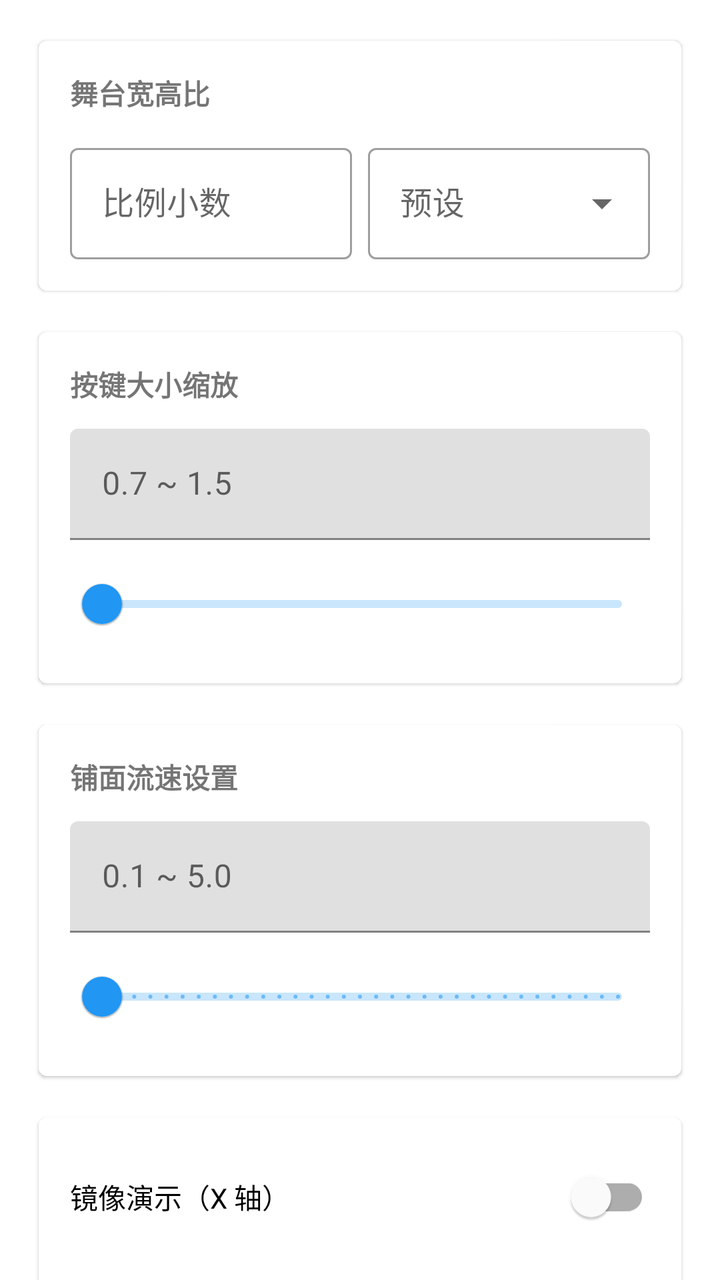
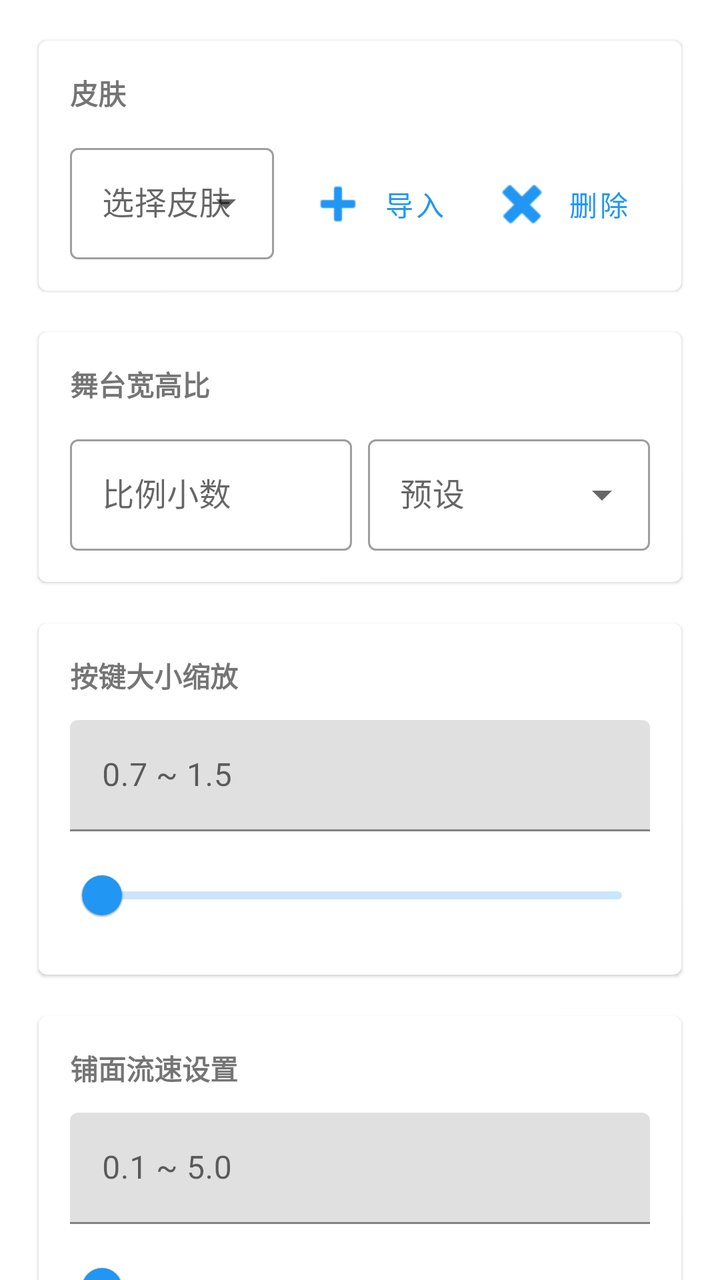

Before-and-after screenshots of an Android layout around one commit, followed by the original layout XML and the change that was made.
<!-- AndroidManifest.xml: application theme Theme.JSRhythmDemo.NoActionBar -->
<!-- res/layout/fragment_select_video.xml -->
<?xml version="1.0" encoding="utf-8"?>
<androidx.core.widget.NestedScrollView xmlns:android="http://schemas.android.com/apk/res/android"
    xmlns:app="http://schemas.android.com/apk/res-auto"
    android:layout_width="match_parent"
    android:layout_height="match_parent"
    android:clipToPadding="false"
    android:paddingBottom="96dp">

    <LinearLayout
        android:layout_width="match_parent"
        android:layout_height="wrap_content"
        android:orientation="vertical"
        android:padding="16dp">

        <com.google.android.material.card.MaterialCardView
            android:layout_width="match_parent"
            android:layout_height="wrap_content"
            android:layout_marginBottom="12dp"
            app:cardUseCompatPadding="true">

            <LinearLayout
                android:layout_width="match_parent"
                android:layout_height="wrap_content"
                android:orientation="vertical"
                android:padding="16dp">

                <TextView
                    android:layout_width="match_parent"
                    android:layout_height="wrap_content"
                    android:text="舞台宽高比"
                    android:textStyle="bold" />

                <LinearLayout
                    android:layout_width="match_parent"
                    android:layout_height="wrap_content"
                    android:layout_marginTop="12dp"
                    android:orientation="horizontal">

                    <com.google.android.material.textfield.TextInputLayout
                        style="@style/Widget.MaterialComponents.TextInputLayout.OutlinedBox"
                        android:layout_width="0dp"
                        android:layout_height="wrap_content"
                        android:layout_weight="1"
                        android:layout_marginEnd="8dp"
                        android:hint="比例小数"
                        app:boxBackgroundMode="outline">

                        <com.google.android.material.textfield.TextInputEditText
                            android:id="@+id/et_aspect_decimal"
                            android:layout_width="match_parent"
                            android:layout_height="wrap_content"
                            android:inputType="numberDecimal" />
                    </com.google.android.material.textfield.TextInputLayout>

                    <com.google.android.material.textfield.TextInputLayout
                        style="@style/Widget.MaterialComponents.TextInputLayout.OutlinedBox.ExposedDropdownMenu"
                        android:layout_width="0dp"
                        android:layout_height="wrap_content"
                        android:layout_weight="1"
                        android:hint="预设"
                        app:boxBackgroundMode="outline"
                        app:endIconMode="dropdown_menu"
                        app:hintEnabled="true">

                        <com.google.android.material.textfield.MaterialAutoCompleteTextView
                            android:id="@+id/act_aspect_preset"
                            android:layout_width="match_parent"
                            android:layout_height="wrap_content"
                            android:inputType="none" />
                    </com.google.android.material.textfield.TextInputLayout>
                </LinearLayout>
            </LinearLayout>
        </com.google.android.material.card.MaterialCardView>

        <com.google.android.material.card.MaterialCardView
            android:layout_width="match_parent"
            android:layout_height="wrap_content"
            android:layout_marginBottom="12dp"
            app:cardUseCompatPadding="true">

            <LinearLayout
                android:layout_width="match_parent"
                android:layout_height="wrap_content"
                android:orientation="vertical"
                android:padding="16dp">

                <TextView
                    android:layout_width="match_parent"
                    android:layout_height="wrap_content"
                    android:text="按键大小缩放"
                    android:textStyle="bold" />

                <com.google.android.material.textfield.TextInputLayout
                    android:layout_width="match_parent"
                    android:layout_height="wrap_content"
                    android:layout_marginTop="12dp">

                    <com.google.android.material.textfield.TextInputEditText
                        android:id="@+id/et_key_scale"
                        android:layout_width="match_parent"
                        android:layout_height="wrap_content"
                        android:hint="0.7 ~ 1.5"
                        android:inputType="numberDecimal" />
                </com.google.android.material.textfield.TextInputLayout>

                <com.google.android.material.slider.Slider
                    android:id="@+id/slider_key_scale"
                    android:layout_width="match_parent"
                    android:layout_height="wrap_content"
                    android:layout_marginTop="8dp"
                    android:valueFrom="0.7"
                    android:valueTo="1.5" />
            </LinearLayout>
        </com.google.android.material.card.MaterialCardView>

        <com.google.android.material.card.MaterialCardView
            android:layout_width="match_parent"
            android:layout_height="wrap_content"
            android:layout_marginBottom="12dp"
            app:cardUseCompatPadding="true">

            <LinearLayout
                android:layout_width="match_parent"
                android:layout_height="wrap_content"
                android:orientation="vertical"
                android:padding="16dp">

                <TextView
                    android:layout_width="match_parent"
                    android:layout_height="wrap_content"
                    android:text="铺面流速设置"
                    android:textStyle="bold" />

                <com.google.android.material.textfield.TextInputLayout
                    android:layout_width="match_parent"
                    android:layout_height="wrap_content"
                    android:layout_marginTop="12dp">

                    <com.google.android.material.textfield.TextInputEditText
                        android:id="@+id/et_scroll_speed"
                        android:layout_width="match_parent"
                        android:layout_height="wrap_content"
                        android:hint="0.1 ~ 5.0"
                        android:inputType="numberDecimal" />
                </com.google.android.material.textfield.TextInputLayout>

                <com.google.android.material.slider.Slider
                    android:id="@+id/slider_scroll_speed"
                    android:layout_width="match_parent"
                    android:layout_height="wrap_content"
                    android:layout_marginTop="8dp"
                    android:stepSize="0.1"
                    android:valueFrom="0.1"
                    android:valueTo="5.0" />
            </LinearLayout>
        </com.google.android.material.card.MaterialCardView>

        <com.google.android.material.card.MaterialCardView
            android:layout_width="match_parent"
            android:layout_height="wrap_content"
            app:cardUseCompatPadding="true">

            <LinearLayout
                android:layout_width="match_parent"
                android:layout_height="wrap_content"
                android:orientation="vertical"
                android:padding="16dp">

                <com.google.android.material.switchmaterial.SwitchMaterial
                    android:id="@+id/sw_mirror_x"
                    android:layout_width="match_parent"
                    android:layout_height="wrap_content"
                    android:text="镜像演示（X 轴）" />

                <com.google.android.material.switchmaterial.SwitchMaterial
                    android:id="@+id/sw_autoplay"
                    android:layout_width="match_parent"
                    android:layout_height="wrap_content"
                    android:layout_marginTop="8dp"
                    android:text="自动演示" />

                <com.google.android.material.switchmaterial.SwitchMaterial
                    android:id="@+id/sw_challenge"
                    android:layout_width="match_parent"
                    android:layout_height="wrap_content"
                    android:layout_marginTop="8dp"
                    android:text="挑战模式" />

                <TextView
                    android:layout_width="match_parent"
                    android:layout_height="wrap_content"
                    android:layout_marginTop="16dp"
                    android:text="背景亮度"
                    android:textStyle="bold" />

                <com.google.android.material.slider.Slider
                    android:id="@+id/slider_bg_dim"
                    android:layout_width="match_parent"
                    android:layout_height="wrap_content"
                    android:layout_marginTop="8dp"
                    android:valueFrom="0"
                    android:valueTo="1" />

                <com.google.android.material.switchmaterial.SwitchMaterial
                    android:id="@+id/sw_low_res"
                    android:layout_width="match_parent"
                    android:layout_height="wrap_content"
                    android:layout_marginTop="16dp"
                    android:text="低分辨率模式" />

                <com.google.android.material.switchmaterial.SwitchMaterial
                    android:id="@+id/sw_antialias"
                    android:layout_width="match_parent"
                    android:layout_height="wrap_content"
                    android:layout_marginTop="8dp"
                    android:text="抗锯齿" />

                <com.google.android.material.switchmaterial.SwitchMaterial
                    android:id="@+id/sw_show_fps"
                    android:layout_width="match_parent"
                    android:layout_height="wrap_content"
                    android:layout_marginTop="8dp"
                    android:text="显示FPS" />

                <com.google.android.material.switchmaterial.SwitchMaterial
                    android:id="@+id/sw_show_debug"
                    android:layout_width="match_parent"
                    android:layout_height="wrap_content"
                    android:layout_marginTop="8dp"
                    android:text="显示调试信息" />

                <com.google.android.material.switchmaterial.SwitchMaterial
                    android:id="@+id/sw_multi_highlight"
                    android:layout_width="match_parent"
                    android:layout_height="wrap_content"
                    android:layout_marginTop="8dp"
                    android:text="多押高亮提示" />

                <com.google.android.material.switchmaterial.SwitchMaterial
                    android:id="@+id/sw_apfc"
                    android:layout_width="match_parent"
                    android:layout_height="wrap_content"
                    android:layout_marginTop="8dp"
                    android:text="AP/FC 指示器" />
            </LinearLayout>
        </com.google.android.material.card.MaterialCardView>
    </LinearLayout>

</androidx.core.widget.NestedScrollView>
<!-- resources referenced by this layout -->
<resources>
  <style name="Theme.JSRhythmDemo.NoActionBar" parent="Theme.MaterialComponents.DayNight.NoActionBar">
          <item name="android:windowFullscreen">true</item>
          <item name="colorPrimary">@color/primary_color</item>
          <item name="colorPrimaryVariant">@color/dark_primary_color</item>
          <item name="colorSecondary">@color/accent_color</item>
          <item name="colorSecondaryVariant">@color/accent_color</item>
          <item name="colorOnPrimary">@color/text_icons</item>
          <item name="colorOnSecondary">@color/primary_text</item>
      </style>
  <color name="primary_color">#2196F3</color>
  <color name="dark_primary_color">#1976D2</color>
  <color name="accent_color">#FFC107</color>
  <color name="text_icons">#FFFFFF</color>
  <color name="primary_text">#212121</color>
</resources>

<!-- the commit's change to res/layout/fragment_select_video.xml (unified diff, before → after) -->
@@ -27,6 +27,70 @@
                 <TextView
                     android:layout_width="match_parent"
                     android:layout_height="wrap_content"
+                    android:text="皮肤"
+                    android:textStyle="bold" />
+
+                <LinearLayout
+                    android:layout_width="match_parent"
+                    android:layout_height="wrap_content"
+                    android:layout_marginTop="12dp"
+                    android:orientation="horizontal">
+
+                    <com.google.android.material.textfield.TextInputLayout
+                        style="@style/Widget.MaterialComponents.TextInputLayout.OutlinedBox.ExposedDropdownMenu"
+                        android:layout_width="0dp"
+                        android:layout_height="wrap_content"
+                        android:layout_weight="1"
+                        android:hint="选择皮肤"
+                        app:boxBackgroundMode="outline"
+                        app:endIconMode="dropdown_menu"
+                        app:hintEnabled="true">
+
+                        <com.google.android.material.textfield.MaterialAutoCompleteTextView
+                            android:id="@+id/act_skin"
+                            android:layout_width="match_parent"
+                            android:layout_height="wrap_content"
+                            android:inputType="none" />
+                    </com.google.android.material.textfield.TextInputLayout>
+
+                    <com.google.android.material.button.MaterialButton
+                        android:id="@+id/btn_skin_import"
+                        android:layout_width="wrap_content"
+                        android:layout_height="wrap_content"
+                        android:layout_marginStart="8dp"
+                        android:text="导入"
+                        android:textSize="14sp"
+                        app:icon="@android:drawable/ic_input_add"
+                        style="@style/Widget.MaterialComponents.Button.TextButton" />
+
+                    <com.google.android.material.button.MaterialButton
+                        android:id="@+id/btn_skin_delete"
+                        android:layout_width="wrap_content"
+                        android:layout_height="wrap_content"
+                        android:layout_marginStart="4dp"
+                        android:text="删除"
+                        android:textSize="14sp"
+                        app:icon="@android:drawable/ic_delete"
+                        style="@style/Widget.MaterialComponents.Button.TextButton" />
+                </LinearLayout>
+            </LinearLayout>
+        </com.google.android.material.card.MaterialCardView>
+
+        <com.google.android.material.card.MaterialCardView
+            android:layout_width="match_parent"
+            android:layout_height="wrap_content"
+            android:layout_marginBottom="12dp"
+            app:cardUseCompatPadding="true">
+
+            <LinearLayout
+                android:layout_width="match_parent"
+                android:layout_height="wrap_content"
+                android:orientation="vertical"
+                android:padding="16dp">
+
+                <TextView
+                    android:layout_width="match_parent"
+                    android:layout_height="wrap_content"
                     android:text="舞台宽高比"
                     android:textStyle="bold" />
 
